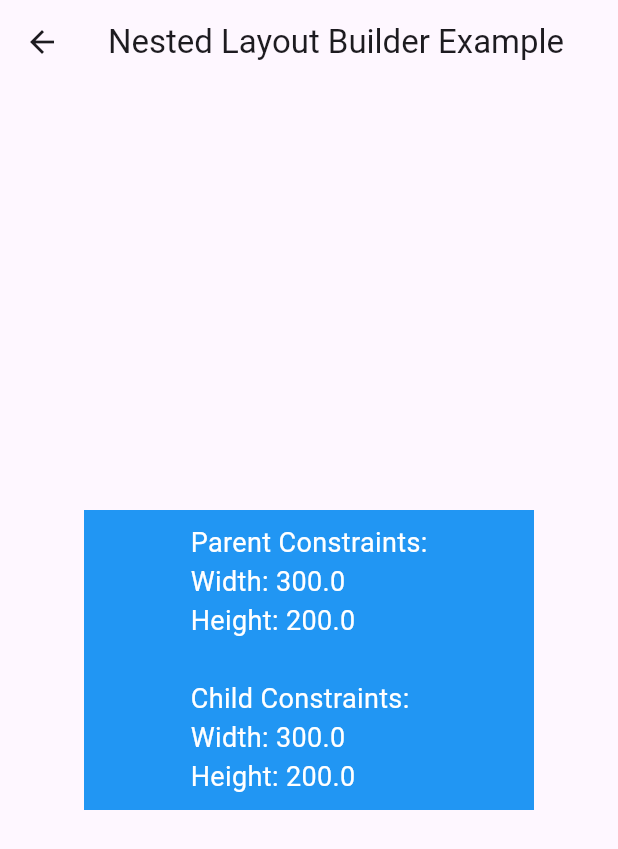
After one commit to justinedezhath/ResponsibleDesign-Widgets, a Flutter app: the Nestedlayoutexample screen opened directly, on a phone screen of 412 x 824 dp. The commit adds this screen. Shown: the top 849 px of the screen. Run offline on Flutter 3.47's test engine with Material 3 defaults, Android fonts, the phone set to English and light mode, and no system bars; network calls fail.

Commit message:
third commit

```diff
--- /dev/null
+++ b/lib/ResponsiveDesign/LayoutBuilder/Adaptivetextsizing.dart
@@ -0,0 +1,30 @@
+ import 'package:flutter/material.dart';
+
+class Adaptivetextsizingexample extends StatelessWidget {
+  const Adaptivetextsizingexample({super.key});
+
+  @override
+  Widget build(BuildContext context) {
+    return Scaffold(
+      appBar: AppBar(
+        title: Text('Adaptive Text Sizing Example'),
+      ),
+      body: Center(
+        child: Container(
+          width: 200,
+          child: LayoutBuilder(builder: (BuildContext context, BoxConstraints constraints) {
+           double fontsize =constraints.maxWidth/10;
+           String text ='Adaptive Text Sizing';
+
+           return Text(
+            text,
+            style: TextStyle(
+              fontSize: fontsize,
+            ),
+           );
+          }),
+        ),
+      ),
+    );
+  }
+}
--- /dev/null
+++ b/lib/ResponsiveDesign/LayoutBuilder/AspectRatio.dart
@@ -0,0 +1,38 @@
+ import 'package:flutter/material.dart';
+import 'package:flutter/rendering.dart';
+
+class Aspectratioexample extends StatelessWidget {
+  const Aspectratioexample({super.key});
+
+  @override
+  Widget build(BuildContext context) {
+    return Scaffold(
+      appBar: AppBar(
+        title: const Text('Aspect Ratio Inforcement Example'),
+      ),
+      body: Center(
+        child: Container(
+          width: 300,
+          child: LayoutBuilder(builder: (BuildContext context, BoxConstraints constraints) {
+          final aspectRatio = 16/9;
+          final height = constraints.maxWidth/aspectRatio;
+
+          print("width :"+constraints.maxWidth.toString() + "height :"+height.toString());
+
+          return Container(
+            width: constraints.maxWidth,
+            height: height,
+            color: Colors.blue,
+            child: Center(
+              child: Image.network(
+                "https://scaler.com/topics/images/use-of-placeholder-in-a-form.webp",
+                fit:BoxFit.cover,
+              ),
+            ),
+          );
+          }),
+        ),
+      ),
+    );
+  }
+}
--- /dev/null
+++ b/lib/ResponsiveDesign/LayoutBuilder/Layoutbuilder.dart
@@ -0,0 +1,34 @@
+ import 'package:flutter/material.dart';
+
+class Layoutbuilderexample extends StatelessWidget {
+  const Layoutbuilderexample({super.key});
+
+  @override
+  Widget build(BuildContext context) {
+    return Scaffold(
+     body: Center(
+      child: LayoutBuilder(
+      builder: (BuildContext context, BoxConstraints constraints) {
+        if (constraints.maxWidth > 600) {
+          return Container(
+            color: Colors.blue,
+            child: const Text(
+              'Wide Layout',
+              style: TextStyle(color: Colors.white, fontSize: 24),
+            ),
+          );
+        } else {
+          return Container(
+            color: Colors.green,
+            child: const Text(
+              'Narrow Layout',
+              style: TextStyle(color: Colors.white, fontSize: 24),
+            ),
+          );
+        }
+      },
+       ),
+     ),
+    );
+  }
+}
--- /dev/null
+++ b/lib/ResponsiveDesign/LayoutBuilder/Layoutdebugging.dart
@@ -0,0 +1,31 @@
+ import 'package:flutter/material.dart';
+
+class Layoutdebuggingexample extends StatelessWidget {
+  const Layoutdebuggingexample({super.key});
+
+  @override
+  Widget build(BuildContext context) {
+    return Scaffold(
+      appBar: AppBar(
+        title: const Text('Layout Debugging Example'),
+      ),
+      body: Center(
+        child: Container(
+          width: 300,
+          height: 200,
+          color: Colors.blue,
+          child: LayoutBuilder(
+            builder: (BuildContext context, BoxConstraints constraints) {
+           return Center(
+            child: Text(
+              'Width: ${constraints.maxWidth}\nHeight: ${constraints.maxHeight}',
+              style: const TextStyle(fontSize: 18, color: Colors.white),
+             ),
+            );
+          },
+         ),
+       ),
+      ),
+    );
+  }
+}
--- /dev/null
+++ b/lib/ResponsiveDesign/LayoutBuilder/Positionelement.dart
@@ -0,0 +1,39 @@
+ import 'package:flutter/material.dart';
+
+class Positioningelementexample extends StatelessWidget {
+  const Positioningelementexample({super.key});
+
+  @override
+  Widget build(BuildContext context) {
+    return Scaffold(
+      appBar: AppBar(
+        title: const Text('Positioning Elements Example'),
+      ),
+      body: Center(
+        child: Container(
+          width: 300,
+          height: 200,
+          color: Colors.blue,
+          child: LayoutBuilder(
+          builder: (BuildContext context,BoxConstraints constraints) {
+            final textX = constraints.maxWidth/3.6;
+            final textY = constraints.maxHeight/2.3;
+
+            return Stack(
+              children: [
+                Positioned(
+                  left: textX,
+                  top: textY,
+                  child: const Text(
+                  'Positioned Text',
+                  style: TextStyle(fontSize: 18, color: Colors.white),
+                ), )
+              ],
+            );
+          },
+          ),
+        ),
+      ),
+    );
+  }
+}
--- /dev/null
+++ b/lib/ResponsiveDesign/LayoutBuilder/ResponsiveDesign.dart
@@ -0,0 +1,60 @@
+ import 'package:flutter/material.dart';
+
+class Responsivedesignexample extends StatelessWidget {
+  const Responsivedesignexample ({super.key});
+
+  @override
+  Widget build(BuildContext context) {
+    return Scaffold(
+      appBar: AppBar(
+        title: const Text('Responsive Design Example'),
+      ),
+      body: Center(
+        child: LayoutBuilder(builder: (BuildContext context, BoxConstraints constraints) {
+          if (constraints.maxWidth > 600) {
+            return Row(
+              mainAxisAlignment: MainAxisAlignment.center,
+              children: <Widget>[
+                Expanded(
+                  child: Container(
+                    color: Colors.blue,
+                    height: 200,
+                    child: const Center(
+                      child: Text(
+                        'Column 1',
+                        style: TextStyle(fontSize: 24, color: Colors.white),
+                      ),
+                    ),
+                  ),
+                  ),
+                  Expanded(child: Container(
+                    color: Colors.green,
+                    height: 200,
+                    child : const Center(
+                    child: Text(
+                      'Column 2',
+                      style: TextStyle(fontSize: 24, color: Colors.white),
+                    ),
+                    )
+                  ),
+                  ),
+              ],
+            );
+          } else {
+            return Container(
+              color: Colors.blue,
+              height: 200,
+              child: const Center(
+                child: Text(
+                  'Single Column',
+                  style: TextStyle(fontSize: 24, color: Colors.white),
+                ),
+              ),
+            );
+          }
+        }
+       )
+      ),
+    );
+  }
+}
--- /dev/null
+++ b/lib/ResponsiveDesign/LayoutBuilder/customwidgetsizing.dart
@@ -0,0 +1,53 @@
+import 'package:flutter/material.dart';
+
+class Customwidgetsizingexample extends StatelessWidget {
+
+
+  @override
+  Widget build(BuildContext context) {
+    return Scaffold(
+      appBar: AppBar(
+        title: const Text('Custom Widget Sizing Example'),
+      ),
+      body: Center(
+         child: Container(
+          width: 200,
+          child: LayoutBuilder(
+            builder: (BuildContext context, BoxConstraints constraints) {
+              // Calculate the custom widget's width and height based on constraints
+            double customwidgetwidth = constraints.maxWidth * 0.7;
+            double customwidgetheight = constraints.maxHeight * 0.5;
+
+            return CustomSizedWidget(
+              width: customwidgetwidth,
+              height: customwidgetheight,
+            );
+          },
+          ),
+         ),
+      ),
+    );
+  }
+}
+
+class CustomSizedWidget extends StatelessWidget {
+  final double width;
+  final double height;
+
+  CustomSizedWidget({required this.width, required this.height});
+
+  @override
+  Widget build(BuildContext context) {
+    return Container(
+      width: width,
+      height: height,
+      color: Colors.blue,
+      child: const Center(
+        child: Text(
+          'Custom Widget',
+          style: TextStyle(fontSize: 18, color: Colors.white),
+        ),
+      ),
+    );
+  }
+}
--- /dev/null
+++ b/lib/ResponsiveDesign/LayoutBuilder/nestedlayout.dart
@@ -0,0 +1,41 @@
+import 'package:flutter/material.dart';
+
+class Nestedlayoutexample extends StatelessWidget {
+  const Nestedlayoutexample({super.key});
+
+  @override
+  Widget build(BuildContext context) {
+    return Scaffold(
+      appBar: AppBar(
+        title: const Text('Nested Layout Builder Example'),
+      ),
+      body: Center(
+        child: Container(
+          width: 300,
+          height: 200,
+          color: Colors.blue,
+          child: LayoutBuilder(
+            builder: (BuildContext context, BoxConstraints parentconstraints) {
+            return LayoutBuilder(builder: (BuildContext context, BoxConstraints childconstraints) {
+              String message = 'Parent Constraints:\n'
+              'Width: ${parentconstraints.maxWidth}\n'
+              'Height: ${parentconstraints.maxHeight}\n\n'
+              'Child Constraints:\n'
+              'Width: ${childconstraints.maxWidth}\n'
+              'Height: ${childconstraints.maxHeight}';
+
+              return Center(
+                child: Text(
+                  message,
+                  style: const TextStyle(fontSize: 18, color: Colors.white),
+                ),
+              );
+            },
+           );
+          },
+         ),
+        ),
+      ),
+    );
+  }
+}
```
Also changed, not shown: lib/main.dart (+9 -1 lines).
